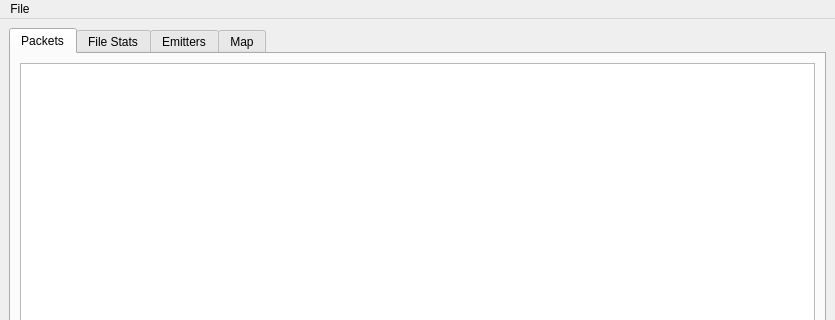
This is ui/filewindow.ui in AntonioAlarcon32/Asterix_Decoder as Qt 5 draws it before an edit; both pictures show x 0 to 835 and y 0 to 320 of the 835 by 660 pixel window. The edited form follows.
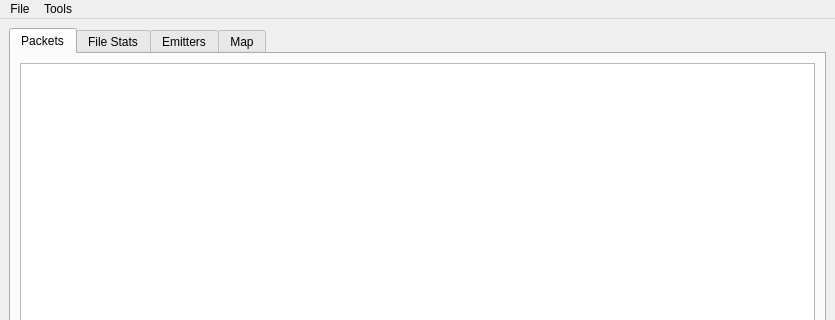
This is the edited form. Custom widgets are drawn as their Qt base class.

What changed in the file:
```diff
--- a/ui/filewindow.ui
+++ b/ui/filewindow.ui
@@ -309,7 +309,14 @@
     <addaction name="actionSave_File"/>
     <addaction name="menuExport_as"/>
    </widget>
+   <widget class="QMenu" name="menuTools">
+    <property name="title">
+     <string>Tools</string>
+    </property>
+    <addaction name="actionStart_Multicast"/>
+   </widget>
    <addaction name="menuFile"/>
+   <addaction name="menuTools"/>
   </widget>
   <widget class="QStatusBar" name="statusbar"/>
   <action name="actionSave_File">
```
Left out of the diff: 5 changed lines with no effect on the pictures.
